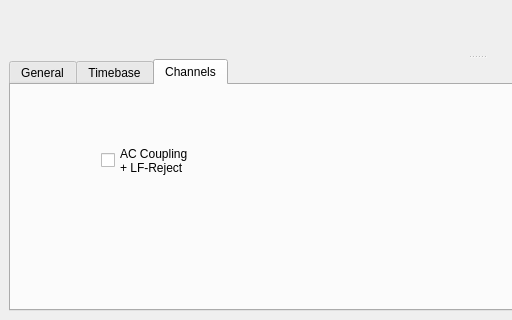
Before: the Qt Designer form mainwindow.ui in CodingMarco/qsoftscopegpib, drawn with Qt 5; both pictures show x 0 to 512 and y 262 to 582 of the 953 by 582 pixel window.
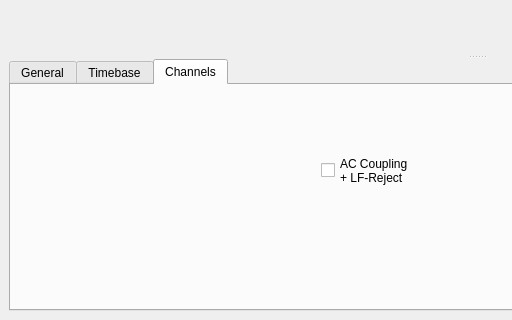
After: the same form once the commit is applied. The open tabs and pages were chosen to show the change. Custom widgets are drawn as their Qt base class.

Diff of the .ui file:
```diff
--- a/mainwindow.ui
+++ b/mainwindow.ui
@@ -260,8 +260,8 @@
         <widget class="QCheckBox" name="checkBoxACLF">
          <property name="geometry">
           <rect>
-           <x>90</x>
-           <y>50</y>
+           <x>310</x>
+           <y>60</y>
            <width>111</width>
            <height>51</height>
           </rect>
```
Left out of the diff: 2 changed lines with no effect on the pictures.
